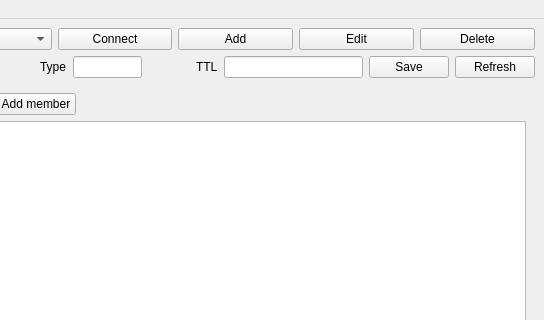
This is ui/main.ui in goodspb/reedis as Qt 5 draws it before an edit; both pictures show x 302 to 846 and y 0 to 320 of the 846 by 604 pixel window. The edited form follows.
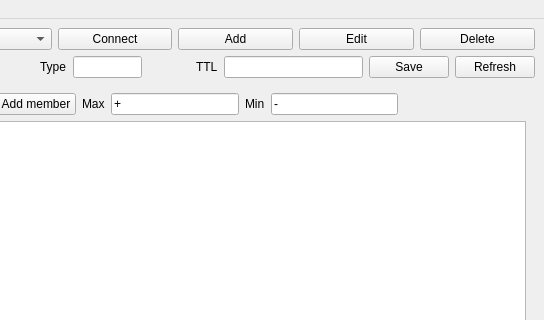
This is the edited form. The open tabs and pages were chosen to show the change.

```diff
--- a/ui/main.ui
+++ b/ui/main.ui
@@ -240,6 +240,34 @@
               </property>
              </widget>
             </item>
+            <item>
+             <widget class="QLabel" name="maxLabel">
+              <property name="text">
+               <string>Max</string>
+              </property>
+             </widget>
+            </item>
+            <item>
+             <widget class="QLineEdit" name="maxLineEdit">
+              <property name="text">
+               <string>+</string>
+              </property>
+             </widget>
+            </item>
+            <item>
+             <widget class="QLabel" name="minLabel">
+              <property name="text">
+               <string>Min</string>
+              </property>
+             </widget>
+            </item>
+            <item>
+             <widget class="QLineEdit" name="minLineEdit">
+              <property name="text">
+               <string>-</string>
+              </property>
+             </widget>
+            </item>
             <item>
              <spacer name="horizontalSpacer">
               <property name="orientation">
```
Left out of the diff: 2 changed lines with no effect on the pictures.
